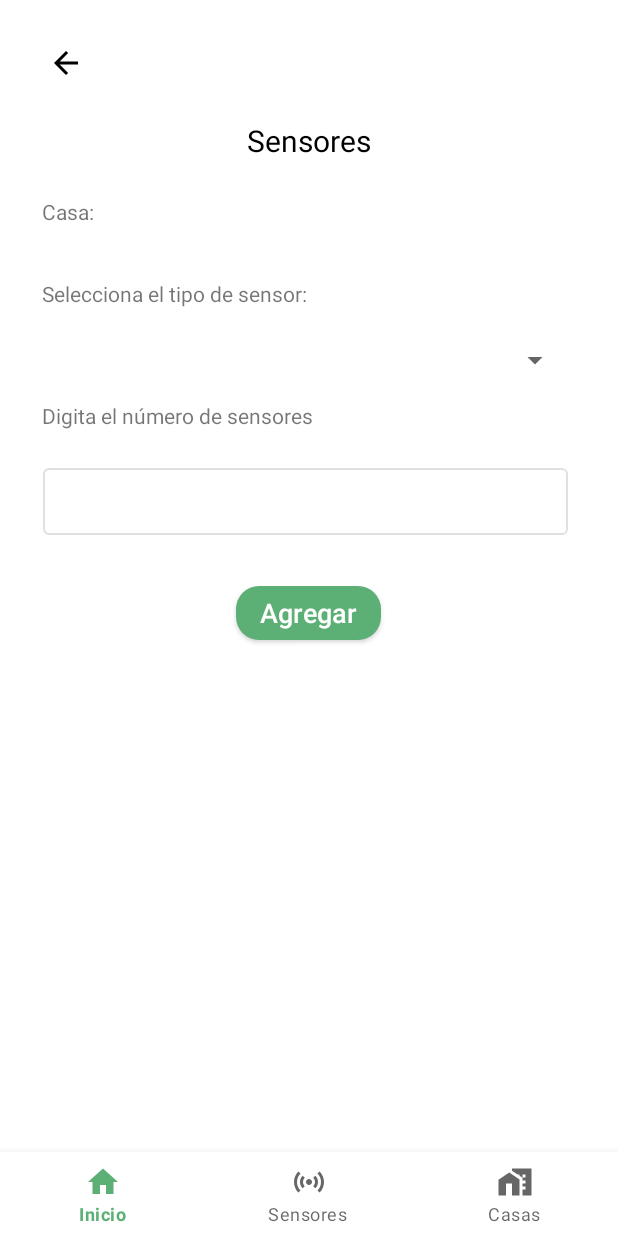
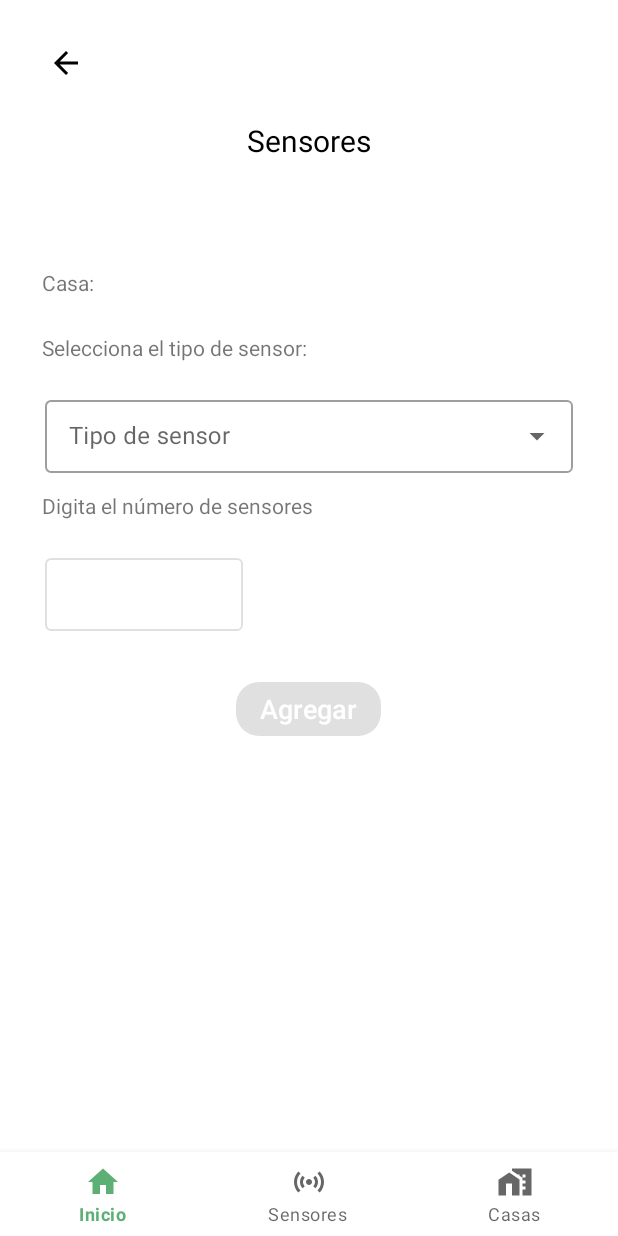
Before and after one commit to dani09barreto/Sistema-Alarma-Comunitaria, an Android app: the fragment SensorsFragment placed in its activity, on a phone screen of 412 x 824 dp. Run offline under Robolectric (Android 15) with nearby library versions, the phone set to English and light mode, and no system bars; our stand-ins replace Volley; libraries missing offline, so code that uses them is left out: io.jsonwebtoken, io.jsonwebtoken.security; network calls fail; pictures from the network do not load; 20 statements that could not run were skipped.

Commit message:
finish get typeSensors

```diff
--- a/AlarmSystemApp/app/src/main/java/com/edu/alarmsystem/activities/SensorsFragment.java
+++ b/AlarmSystemApp/app/src/main/java/com/edu/alarmsystem/activities/SensorsFragment.java
@@ -20,15 +20,21 @@ import com.android.volley.toolbox.HurlStack;
 import com.android.volley.toolbox.StringRequest;
 import com.android.volley.toolbox.Volley;
 import com.edu.alarmsystem.R;
+import com.edu.alarmsystem.adapters.TypeSensorAdapter;
 import com.edu.alarmsystem.databinding.FragmentSensorsBinding;
 import com.edu.alarmsystem.models.CasaResponse;
+import com.edu.alarmsystem.models.TypeSensors;
 import com.edu.alarmsystem.models.UserResponse;
 import com.edu.alarmsystem.utils.AlertsHelper;
 import com.google.gson.Gson;
+import com.google.gson.reflect.TypeToken;
 
 import java.io.InputStream;
+import java.lang.reflect.Type;
 import java.security.KeyStore;
+import java.util.ArrayList;
 import java.util.HashMap;
+import java.util.List;
 import java.util.Map;
 import java.util.Objects;
 
@@ -58,6 +64,8 @@ public class SensorsFragment extends Fragment {
     private AlertsHelper alertsHelper = new AlertsHelper();
     public UserResponse userResponse;
     public CasaResponse casaResponse;
+    TypeSensorAdapter adapter;
+    List <TypeSensors> typeSensorsList = new ArrayList<>();
 
     @Override
     public View onCreateView(LayoutInflater inflater, ViewGroup container,
@@ -117,9 +125,60 @@ public class SensorsFragment extends Fragment {
         HurlStack hurlStack = new HurlStack(null, sslSocketFactory);
         RequestQueue requestQueue = Volley.newRequestQueue(getContext(), hurlStack);
         requestQueue.add(getRequest);
+
         binding.btnBack.setOnClickListener(v ->{
             getActivity().onBackPressed();
         });
+
+        getTypeSensors();
+    }
+
+    @SneakyThrows
+    private void getTypeSensors() {
+        InputStream caInput = getResources().openRawResource(R.raw.server);
+        KeyStore keyStore = KeyStore.getInstance("PKCS12");
+        keyStore.load(caInput, "Alarma123.".toCharArray());
+
+        // crea un administrador de confianza de SSL personalizado que confía en el certificado
+        TrustManagerFactory trustManagerFactory = TrustManagerFactory.getInstance(
+                TrustManagerFactory.getDefaultAlgorithm());
+        trustManagerFactory.init(keyStore);
+        SSLContext sslContext = SSLContext.getInstance("TLS");
+        sslContext.init(null, trustManagerFactory.getTrustManagers(), null);
+        SSLSocketFactory sslSocketFactory = sslContext.getSocketFactory();
+
+        HostnameVerifier allHostsValid = new HostnameVerifier() {
+            public boolean verify(String hostname, SSLSession session) {
+                return true;
+            }
+        };
+
+        HttpsURLConnection.setDefaultHostnameVerifier(allHostsValid);
+
+        String url = "https://192.168.1.105:8443/api/get/all/sensortypes";
+
+        StringRequest getRequest = new StringRequest(Request.Method.GET, url,
+                response -> {
+                    Gson gson = new Gson();
+                    Type sensorListType = new TypeToken<ArrayList<TypeSensors>>(){}.getType();
+                    List<TypeSensors> sensorList = gson.fromJson(response, sensorListType);
+                    adapter = new TypeSensorAdapter(getContext(), R.layout.type_sensor_adapter, sensorList);
+                    binding.filledExposed.setAdapter(adapter);
+                },
+                error -> {
+                    alertsHelper.shortToast(getContext(), error.getMessage());
+                }
+        ) {
+            @Override
+            public Map<String, String> getHeaders() throws AuthFailureError {
+                Map<String, String> headers = new HashMap<>();
+                headers.put("Authorization", "Bearer " + token);
+                return headers;
+            }
+        };
+        HurlStack hurlStack = new HurlStack(null, sslSocketFactory);
+        RequestQueue requestQueue = Volley.newRequestQueue(getContext(), hurlStack);
+        requestQueue.add(getRequest);
     }
 
     @SneakyThrows
@@ -141,21 +200,26 @@ public class SensorsFragment extends Fragment {
                 return true;
             }
         };
+
+        HttpsURLConnection.setDefaultHostnameVerifier(allHostsValid);
+
         @SuppressLint("DefaultLocale")
-        String urlget = String.format("https://localhost:8443/api/get/user=%d/house", userResponse.getId());
+        String urlget = String.format("https://192.168.1.105:8443/api/get/user=%d/house", userResponse.getId());
         StringRequest getRequest = new StringRequest(Request.Method.GET, urlget,
                 response2 -> {
+                    if(response2.isEmpty()) {
+                        binding.textError.setText("No tienes una casa asignada, Primero debes crear una!");
+                    } else {
                         Gson gson2 = new Gson();
                         casaResponse = gson2.fromJson(response2, CasaResponse.class);
                         binding.textaddresshouse.setText(String.format("Casa: %s", casaResponse.getDireccion()));
                         binding.myButton.setEnabled(true);
                         binding.spinnerSensors.setEnabled(true);
                         binding.cantSensor.setEnabled(true);
+                    }
                 },
                 error -> {
-                    if (error.networkResponse != null && error.networkResponse.statusCode == 204) {
-                        binding.textError.setText("No tienes una casa asignada, Primero debes crear una!");
-                    }
+                    alertsHelper.shortToast(getContext(), error.getMessage());
                 }
         ) {
             @Override
--- /dev/null
+++ b/AlarmSystemApp/app/src/main/res/drawable-v24/ic_baseline_add_24.xml
@@ -0,0 +1,5 @@
+<vector android:height="24dp" android:tint="#FFFFFF"
+    android:viewportHeight="24" android:viewportWidth="24"
+    android:width="24dp" xmlns:android="http://schemas.android.com/apk/res/android">
+    <path android:fillColor="@android:color/white" android:pathData="M19,13h-6v6h-2v-6H5v-2h6V5h2v6h6v2z"/>
+</vector>
--- a/AlarmSystemApp/app/src/main/res/layout/fragment_sensors.xml
+++ b/AlarmSystemApp/app/src/main/res/layout/fragment_sensors.xml
@@ -23,22 +23,33 @@
         android:layout_width="wrap_content"
         android:layout_height="wrap_content"
         android:layout_marginStart="28dp"
-        android:layout_marginTop="35dp"
+        android:layout_marginTop="24dp"
         android:text="Selecciona el tipo de sensor: "
+        android:layout_marginEnd="24dp"
         app:layout_constraintStart_toStartOf="parent"
-        app:layout_constraintTop_toBottomOf="@+id/textError" />
+        app:layout_constraintTop_toBottomOf="@+id/textaddresshouse" />
 
-    <Spinner
+    <com.google.android.material.textfield.TextInputLayout
         android:id="@+id/spinnerSensors"
-        android:layout_width="350dp"
-        android:layout_height="30dp"
-        android:layout_margin="20dp"
+        style="@style/Widget.MaterialComponents.TextInputLayout.OutlinedBox.Dense.ExposedDropdownMenu"
+        android:layout_width="match_parent"
+        android:layout_height="wrap_content"
+        android:layout_marginStart="30dp"
         android:layout_marginTop="20dp"
+        android:layout_marginEnd="30dp"
+        android:hint="Tipo de sensor"
         app:layout_constraintEnd_toEndOf="parent"
-        app:layout_constraintHorizontal_bias="0.475"
-        android:enabled="false"
         app:layout_constraintStart_toStartOf="parent"
-        app:layout_constraintTop_toBottomOf="@+id/labelSensorType" />
+        app:layout_constraintTop_toBottomOf="@+id/labelSensorType">
+
+        <AutoCompleteTextView
+            android:id="@+id/filled_exposed"
+            android:layout_width="match_parent"
+            android:layout_height="match_parent"
+            android:inputType="none"
+            tools:ignore="LabelFor" />
+
+    </com.google.android.material.textfield.TextInputLayout>
 
     <TextView
         android:id="@+id/labelNumSensors"
@@ -53,12 +64,13 @@
     <com.google.android.material.textfield.TextInputLayout
         android:id="@+id/cantSensor"
         style="@style/Widget.MaterialComponents.TextInputLayout.OutlinedBox.Dense"
-        android:layout_width="350dp"
-        android:layout_height="50dp"
+        android:layout_width="match_parent"
+        android:layout_height="wrap_content"
+        android:layout_marginStart="30dp"
         android:layout_marginTop="20dp"
+        android:layout_marginEnd="250dp"
+        android:enabled="false"
         app:layout_constraintEnd_toEndOf="parent"
-        app:layout_constraintHorizontal_bias="0.459"
-        android:enabled="false"
         app:layout_constraintStart_toStartOf="parent"
         app:layout_constraintTop_toBottomOf="@+id/labelNumSensors">
 
@@ -75,6 +87,7 @@
         android:layout_marginTop="28dp"
         android:elevation="8dp"
         android:gravity="center"
+        android:enabled="false"
         android:letterSpacing="0"
         android:text="Agregar"
         android:textAllCaps="false"
@@ -102,11 +115,11 @@
         android:id="@+id/textError"
         android:layout_width="wrap_content"
         android:layout_height="wrap_content"
-        android:layout_marginTop="24dp"
-        android:layout_marginEnd="28dp"
+        android:layout_marginStart="28dp"
+        android:layout_marginTop="16dp"
+
         android:textColor="@color/red_600"
-
-        app:layout_constraintEnd_toEndOf="parent"
+        app:layout_constraintStart_toStartOf="parent"
         app:layout_constraintTop_toBottomOf="@+id/titleSensors" />
 
     <TextView
@@ -114,10 +127,10 @@
         android:layout_width="wrap_content"
         android:layout_height="wrap_content"
         android:layout_marginStart="28dp"
-        android:layout_marginTop="24dp"
+        android:layout_marginTop="36dp"
         android:text="Casa: "
         app:layout_constraintStart_toStartOf="parent"
-        app:layout_constraintTop_toBottomOf="@+id/titleSensors" />
+        app:layout_constraintTop_toBottomOf="@+id/textError" />
 
 
 </androidx.constraintlayout.widget.ConstraintLayout>
--- /dev/null
+++ b/AlarmSystemApp/app/src/main/res/layout/type_sensor_adapter.xml
@@ -0,0 +1,6 @@
+<TextView xmlns:android="http://schemas.android.com/apk/res/android"
+    android:id="@android:id/text1"
+    android:layout_width="match_parent"
+    android:layout_height="wrap_content"
+    android:textSize="16sp"
+    android:padding="8dp"/>
```
Also changed, not shown: AlarmSystemApp/app/src/main/java/com/edu/alarmsystem/adapters/TypeSensorAdapter.java (added, +38 -0 lines), AlarmSystemApp/app/src/main/java/com/edu/alarmsystem/models/TypeSensors.java (+6 -1 lines). Lines whose indentation alone changed are shown as unchanged.
